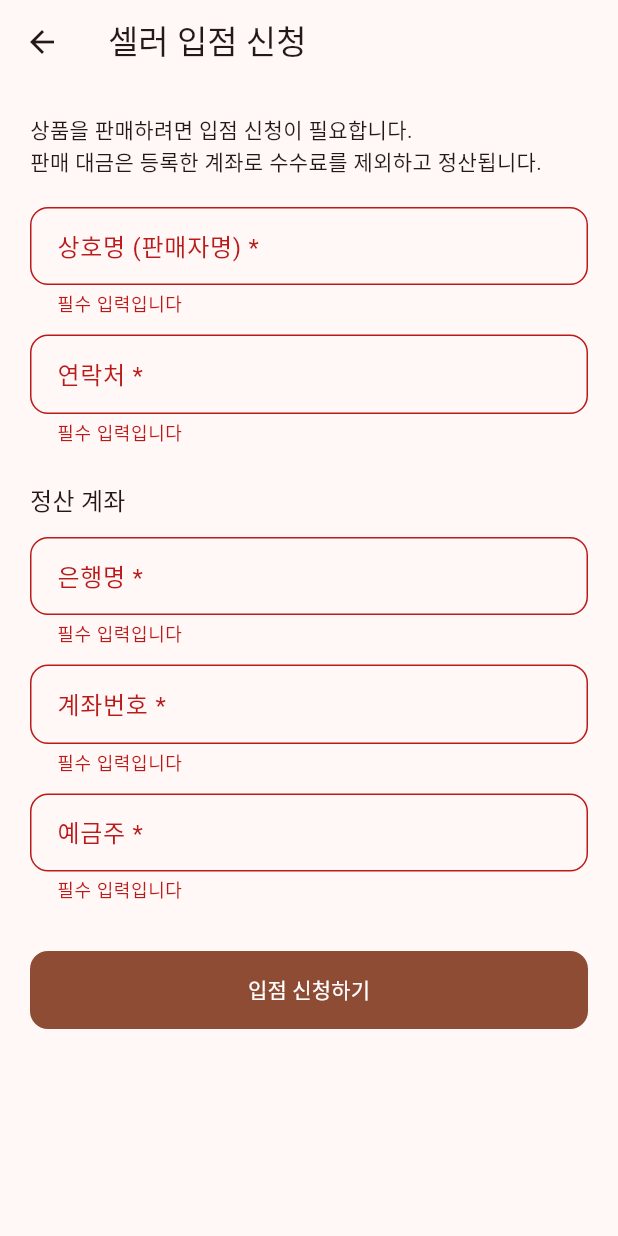
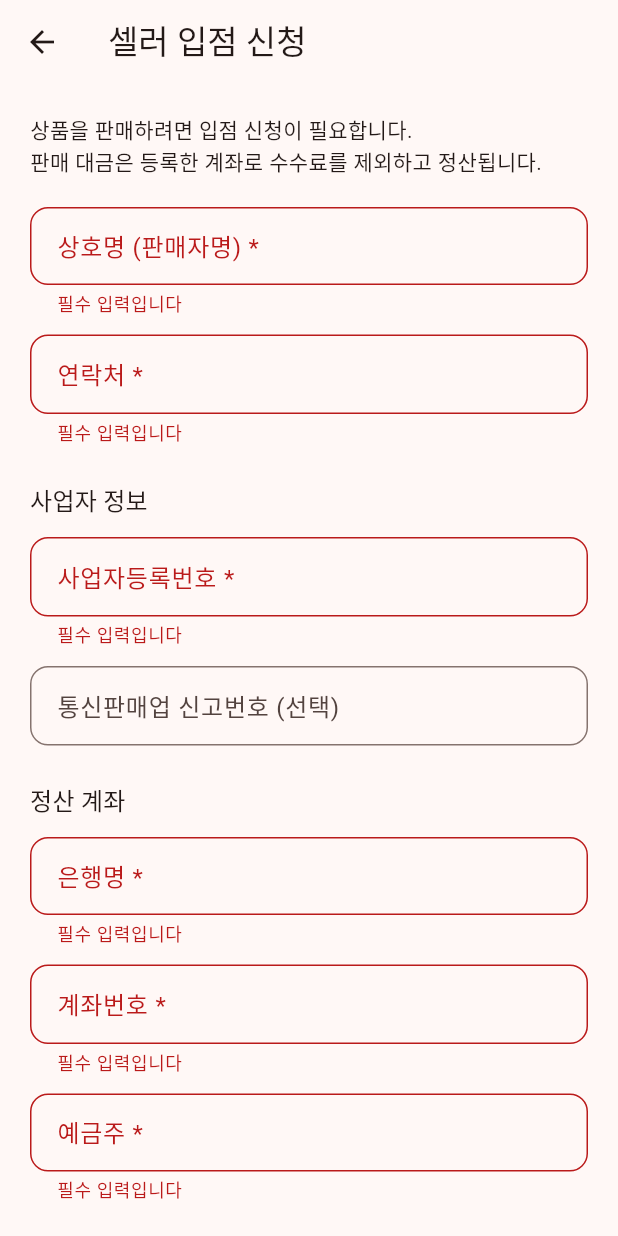
Before and after one commit to jin-sin/CoBuying, a Flutter app: the SellerApplyPage screen opened directly, after a tap on "입점 신청하기", on a phone screen of 412 x 824 dp. Run offline on Flutter 3.47's test engine with Material 3 defaults, Android fonts, the phone set to English and light mode, and no system bars; our stand-ins replace cached_network_image, flutter_riverpod, go_router, image_picker, supabase_flutter; missing offline and left inert: dart:js_interop, postal_ko; accounts and stored records are empty.

Commit message:
입점 신청에 사업자 정보 추가 — 사업자등록번호(체크섬 검증)·통신판매업 신고번호
- seller_profiles에 business_number, online_sales_number 컬럼 추가
- 신청/수정 폼에 사업자 정보 섹션: 사업자등록번호는 10자리 국세청
  체크섬 검증 필수, 통신판매업 신고번호는 선택
- 관리자 셀러 승인 탭에 사업자 정보 표시 (미입력 셀러는 "(미입력)")

Co-Authored-By: Claude Fable 5 <noreply@anthropic.com>

```diff
--- a/lib/features/admin/admin_home_page.dart
+++ b/lib/features/admin/admin_home_page.dart
@@ -102,7 +102,11 @@ class _AdminSellersTab extends ConsumerWidget {
                           dense: true,
                           title: Text(
                               '정산: ${s.bankName} ${s.bankAccount} (${s.accountHolder})'),
-                          subtitle: Text('연락처: ${s.contactPhone}'),
+                          subtitle: Text(
+                              '연락처: ${s.contactPhone}\n'
+                              '사업자등록번호: ${s.businessNumber.isEmpty ? '(미입력)' : s.businessNumberFormatted}'
+                              '${s.onlineSalesNumber.isEmpty ? '' : '\n통신판매업: ${s.onlineSalesNumber}'}'),
+                          isThreeLine: true,
                         ),
                         Padding(
                           padding: const EdgeInsets.all(12),
--- a/lib/features/seller/seller_apply_page.dart
+++ b/lib/features/seller/seller_apply_page.dart
@@ -26,6 +26,10 @@ class _SellerApplyPageState extends ConsumerState<SellerApplyPage> {
       TextEditingController(text: widget.existing?.accountHolder);
   late final _contactPhone =
       TextEditingController(text: widget.existing?.contactPhone);
+  late final _businessNumber =
+      TextEditingController(text: widget.existing?.businessNumber);
+  late final _onlineSalesNumber =
+      TextEditingController(text: widget.existing?.onlineSalesNumber);
   bool _submitting = false;
 
   bool get _isEdit => widget.existing != null;
@@ -34,6 +38,7 @@ class _SellerApplyPageState extends ConsumerState<SellerApplyPage> {
   void dispose() {
     for (final c in [
       _shopName, _bankName, _bankAccount, _accountHolder, _contactPhone,
+      _businessNumber, _onlineSalesNumber,
     ]) {
       c.dispose();
     }
@@ -52,6 +57,8 @@ class _SellerApplyPageState extends ConsumerState<SellerApplyPage> {
           bankAccount: _bankAccount.text.trim(),
           accountHolder: _accountHolder.text.trim(),
           contactPhone: _contactPhone.text.trim(),
+          businessNumber: _businessNumber.text.trim(),
+          onlineSalesNumber: _onlineSalesNumber.text.trim(),
         );
       } else {
         await repo.apply(
@@ -60,6 +67,8 @@ class _SellerApplyPageState extends ConsumerState<SellerApplyPage> {
           bankAccount: _bankAccount.text.trim(),
           accountHolder: _accountHolder.text.trim(),
           contactPhone: _contactPhone.text.trim(),
+          businessNumber: _businessNumber.text.trim(),
+          onlineSalesNumber: _onlineSalesNumber.text.trim(),
         );
       }
       ref.invalidate(mySellerProfileProvider);
@@ -81,6 +90,23 @@ class _SellerApplyPageState extends ConsumerState<SellerApplyPage> {
 
   String? _required(String? v) =>
       (v == null || v.trim().isEmpty) ? '필수 입력입니다' : null;
+
+  /// 사업자등록번호 10자리 체크섬 검증 (국세청 검증 로직)
+  String? _validateBusinessNumber(String? v) {
+    final digits = v?.trim() ?? '';
+    if (digits.isEmpty) return '필수 입력입니다';
+    if (digits.length != 10) return '숫자 10자리를 입력하세요';
+    const weights = [1, 3, 7, 1, 3, 7, 1, 3, 5];
+    var sum = 0;
+    for (var i = 0; i < 9; i++) {
+      sum += int.parse(digits[i]) * weights[i];
+    }
+    sum += (int.parse(digits[8]) * 5) ~/ 10;
+    if ((10 - sum % 10) % 10 != int.parse(digits[9])) {
+      return '올바르지 않은 사업자등록번호입니다';
+    }
+    return null;
+  }
 
   @override
   Widget build(BuildContext context) {
@@ -113,6 +139,28 @@ class _SellerApplyPageState extends ConsumerState<SellerApplyPage> {
                   keyboardType: TextInputType.phone,
                   inputFormatters: [FilteringTextInputFormatter.digitsOnly],
                   validator: _required,
+                ),
+                const SizedBox(height: 24),
+                Text('사업자 정보', style: Theme.of(context).textTheme.titleMedium),
+                const SizedBox(height: 12),
+                TextFormField(
+                  controller: _businessNumber,
+                  decoration: const InputDecoration(
+                      labelText: '사업자등록번호 *',
+                      hintText: '숫자 10자리 (- 제외)'),
+                  keyboardType: TextInputType.number,
+                  inputFormatters: [
+                    FilteringTextInputFormatter.digitsOnly,
+                    LengthLimitingTextInputFormatter(10),
+                  ],
+                  validator: _validateBusinessNumber,
+                ),
+                const SizedBox(height: 12),
+                TextFormField(
+                  controller: _onlineSalesNumber,
+                  decoration: const InputDecoration(
+                      labelText: '통신판매업 신고번호 (선택)',
+                      hintText: '예: 2026-서울강남-01234'),
                 ),
                 const SizedBox(height: 24),
                 Text('정산 계좌', style: Theme.of(context).textTheme.titleMedium),
--- a/lib/features/seller/seller_profile.dart
+++ b/lib/features/seller/seller_profile.dart
@@ -8,6 +8,8 @@ class SellerProfile {
     required this.contactPhone,
     required this.commissionRate,
     required this.status,
+    this.businessNumber = '',
+    this.onlineSalesNumber = '',
   });
 
   final String userId;
@@ -18,6 +20,13 @@ class SellerProfile {
   final String contactPhone;
   final double commissionRate;
   final String status; // pending | approved | rejected | suspended
+  final String businessNumber; // 사업자등록번호 (숫자 10자리)
+  final String onlineSalesNumber; // 통신판매업 신고번호 (선택)
+
+  /// 000-00-00000 표시용
+  String get businessNumberFormatted => businessNumber.length == 10
+      ? '${businessNumber.substring(0, 3)}-${businessNumber.substring(3, 5)}-${businessNumber.substring(5)}'
+      : businessNumber;
 
   bool get isApproved => status == 'approved';
 
@@ -38,6 +47,8 @@ class SellerProfile {
         contactPhone: json['contact_phone'] as String? ?? '',
         commissionRate: (json['commission_rate'] as num).toDouble(),
         status: json['status'] as String,
+        businessNumber: json['business_number'] as String? ?? '',
+        onlineSalesNumber: json['online_sales_number'] as String? ?? '',
       );
 }
 
```
Also changed, not shown: lib/features/seller/seller_repository.dart (+8 -0 lines), 1 other file.
